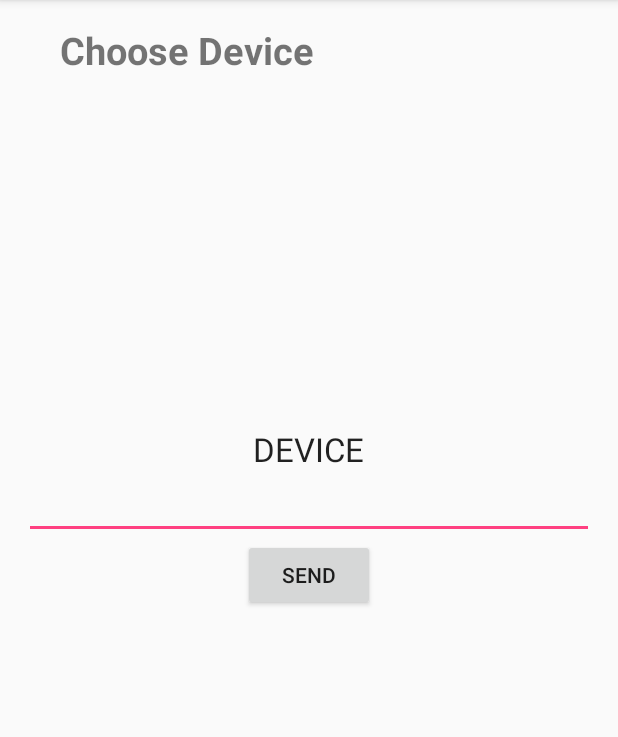
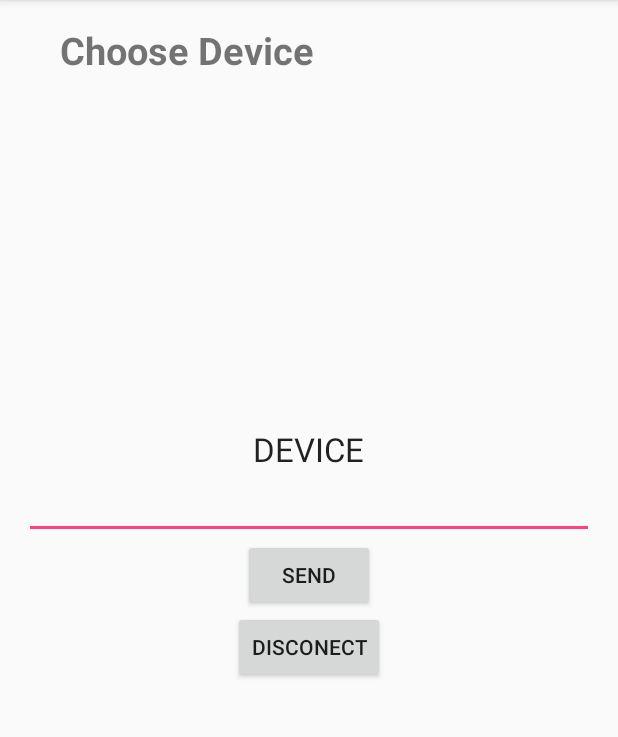
Before and after one commit to olmerchavarria2015/Androino, an Android app: the screen it shows after launch (MainActivity), on a phone screen of 412 x 824 dp, the part 84-821 px from its top. Run offline under Robolectric (Android 15) with nearby library versions, the phone set to English and light mode, and no system bars.

Commit message:
second commit2

```diff
--- a/src/main/java/com/example/adtjc/arduinocontroller/ConnectThread.java
+++ b/src/main/java/com/example/adtjc/arduinocontroller/ConnectThread.java
@@ -12,6 +12,7 @@ public class ConnectThread extends Thread {
     private final BluetoothDevice mmDevice;
     private final UUID MY_UUID;
 
+
     public ConnectThread(BluetoothDevice device ,UUID deviceId) {
         // Use a temporary object that is later assigned to mmSocket,
         // because mmSocket is final
@@ -19,10 +20,12 @@ public class ConnectThread extends Thread {
         mmDevice = device;
         MY_UUID = deviceId;
 
+
         // Get a BluetoothSocket to connect with the given BluetoothDevice
         try {
             // MY_UUID is the app's UUID string, also used by the server code
             tmp = device.createRfcommSocketToServiceRecord(MY_UUID);
+
         } catch (IOException e) { }
         mmSocket = tmp;
     }
@@ -35,13 +38,16 @@ public class ConnectThread extends Thread {
             // Connect the device through the socket. This will block
             // until it succeeds or throws an exception
             mmSocket.connect();
+
         } catch (IOException connectException) {
             // Unable to connect; close the socket and get out
             try {
                 mmSocket.close();
             } catch (IOException closeException) { }
             return;
+
         }
+
 
         // Do work to manage the connection (in a separate thread)
         //manageConnectedSocket(mmSocket);
--- a/src/main/res/layout/activity_main.xml
+++ b/src/main/res/layout/activity_main.xml
@@ -48,4 +48,12 @@
         android:layout_gravity="center_horizontal"
         android:onClick="sendToDevice" />
 
+    <Button
+        android:layout_width="wrap_content"
+        android:layout_height="wrap_content"
+        android:text="Disconect"
+        android:id="@+id/button"
+        android:layout_gravity="center_horizontal"
+        android:onClick="disconnect" />
+
 </LinearLayout>
```
Also changed, not shown: src/main/java/com/example/adtjc/arduinocontroller/ConnectedThread.java (+10 -1 lines), src/main/java/com/example/adtjc/arduinocontroller/MainActivity.java (+76 -5 lines).
